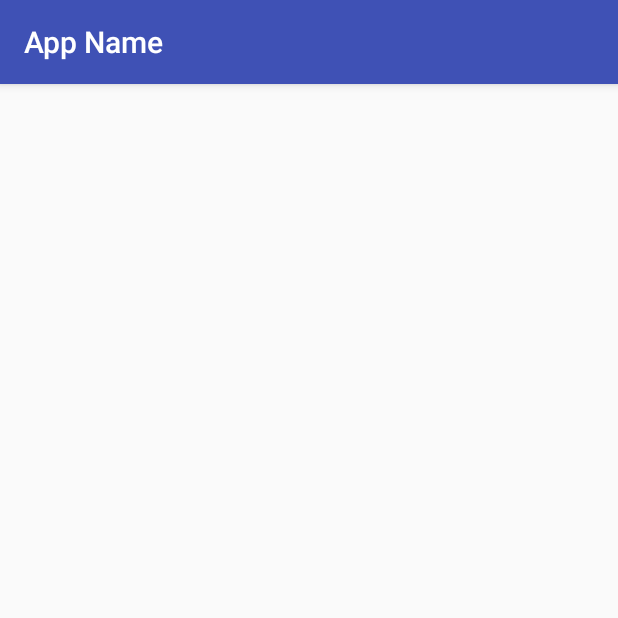
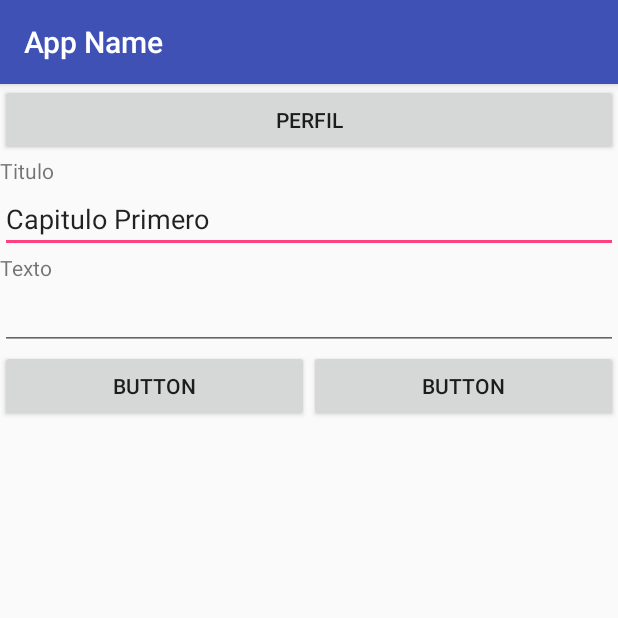
Before and after one commit to Alex-kun/Android1, an Android app: the screen it shows after launch (MainActivity), on a phone screen of 412 x 824 dp, the top half of it. Run offline under Robolectric (Android 15) with nearby library versions, the phone set to English and light mode, and no system bars; 4 statements that could not run were skipped.

Commit message:
text view

```diff
--- a/app/src/main/res/layout/activity_main.xml
+++ b/app/src/main/res/layout/activity_main.xml
@@ -11,6 +11,59 @@
         android:layout_width="match_parent"
         android:layout_height="wrap_content"
         android:orientation="vertical">
+
+        <Button
+            android:id="@+id/button"
+            android:layout_width="match_parent"
+            android:layout_height="wrap_content"
+            android:text="@string/perfil" />
+
+        <TextView
+            android:id="@+id/textView"
+            android:layout_width="match_parent"
+            android:layout_height="wrap_content"
+            android:text="@string/titulo" />
+
+        <EditText
+            android:id="@+id/editText3"
+            android:layout_width="match_parent"
+            android:layout_height="wrap_content"
+            android:ems="10"
+            android:inputType="textPersonName"
+            android:text="Capitulo Primero" />
+
+        <TextView
+            android:id="@+id/textView5"
+            android:layout_width="match_parent"
+            android:layout_height="wrap_content"
+            android:text="@string/texto" />
+
+        <EditText
+            android:id="@+id/editText7"
+            android:layout_width="match_parent"
+            android:layout_height="wrap_content"
+            android:ems="10"
+            android:inputType="textMultiLine" />
+
+        <LinearLayout
+            android:layout_width="match_parent"
+            android:layout_height="match_parent"
+            android:orientation="horizontal">
+
+            <Button
+                android:id="@+id/button4"
+                android:layout_width="match_parent"
+                android:layout_height="match_parent"
+                android:layout_weight="1"
+                android:text="Button" />
+
+            <Button
+                android:id="@+id/button7"
+                android:layout_width="match_parent"
+                android:layout_height="match_parent"
+                android:layout_weight="1"
+                android:text="Button" />
+        </LinearLayout>
 
     </LinearLayout>
 
--- a/app/src/main/res/values/strings.xml
+++ b/app/src/main/res/values/strings.xml
@@ -7,4 +7,6 @@
     <string name="telefono">Telefono</string>
     <string name="direccion">Direccion</string>
     <string name="perfil">Perfil</string>
+    <string name="titulo">Titulo</string>
+    <string name="texto">Texto</string>
 </resources>
```
